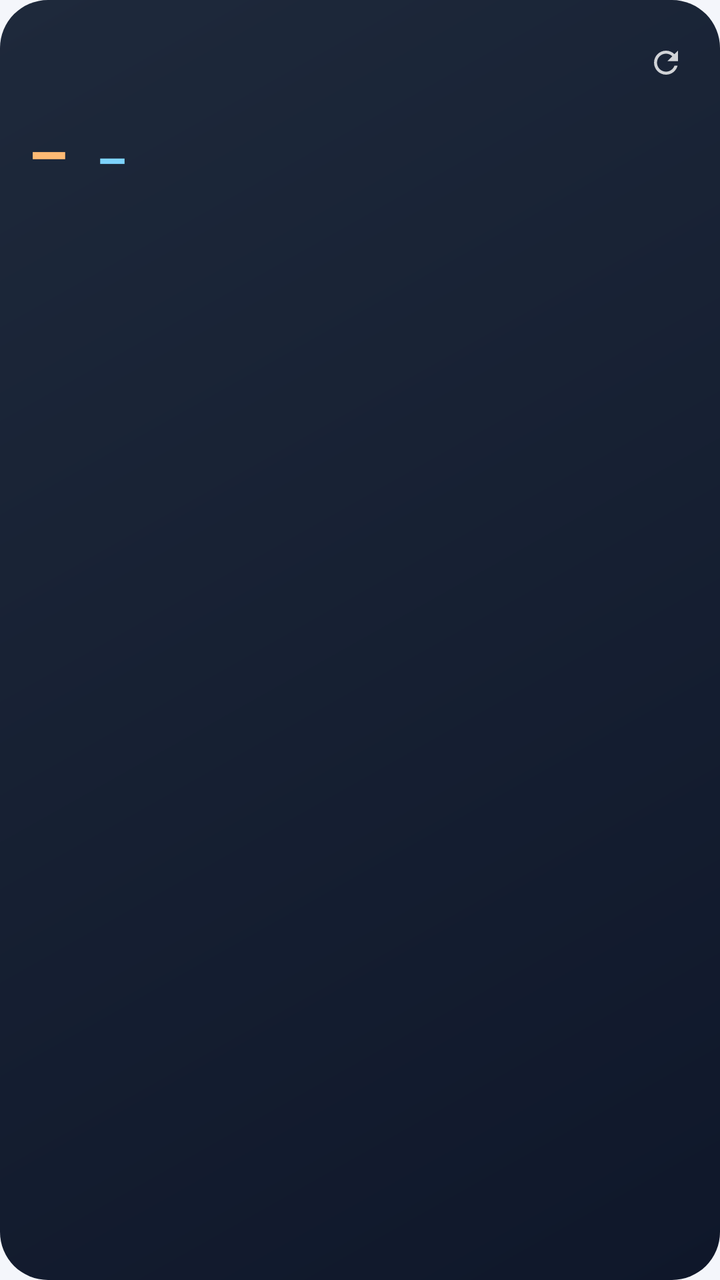
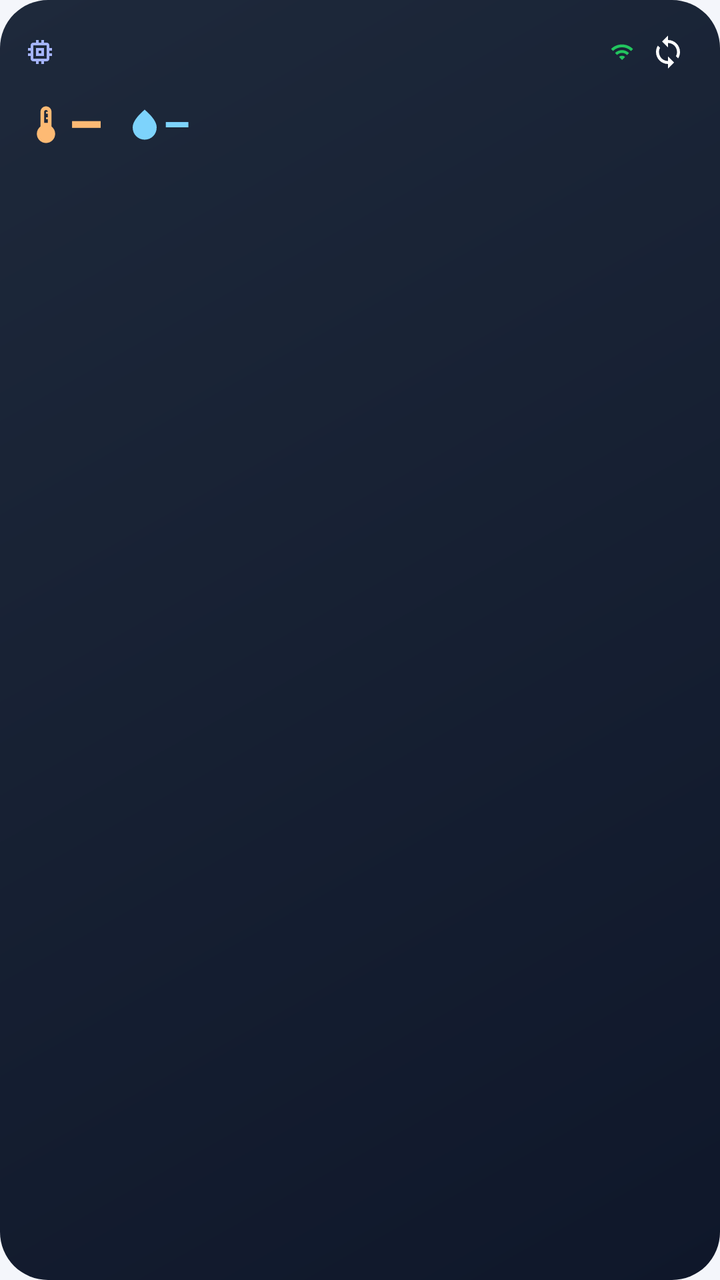

The first picture is an Android layout as it rendered before a commit; the second is the same layout after the commit. The layout source and the unified diff follow.
<!-- AndroidManifest.xml: application theme AppTheme -->
<!-- res/layout/widget_04.xml -->
<?xml version="1.0" encoding="utf-8"?>
<LinearLayout xmlns:android="http://schemas.android.com/apk/res/android" android:id="@+id/root" android:layout_width="match_parent" android:layout_height="match_parent"
    android:orientation="vertical" android:padding="14dp" android:background="@drawable/bg_dark">
    <LinearLayout android:layout_width="match_parent" android:layout_height="wrap_content" android:gravity="center_vertical">
        <LinearLayout android:layout_width="0dp" android:layout_weight="1" android:layout_height="wrap_content" android:orientation="vertical">
            <TextView android:id="@+id/tName" android:layout_width="match_parent" android:layout_height="wrap_content"
                android:textColor="#FFFFFFFF" android:textSize="15sp" android:textStyle="bold" android:maxLines="1" android:ellipsize="end" />
            <TextView android:id="@+id/tLocation" android:layout_width="match_parent" android:layout_height="wrap_content"
                android:textColor="#99FFFFFF" android:textSize="11sp" android:maxLines="1" android:ellipsize="end" />
        </LinearLayout>
        <TextView android:id="@+id/tStatus" android:layout_width="wrap_content" android:layout_height="wrap_content"
            android:textSize="11sp" android:textStyle="bold" android:textColor="#FF22C55E" />
        <ImageView android:id="@+id/btnRefresh" android:layout_width="26dp" android:layout_height="26dp" android:padding="4dp" android:src="@drawable/ic_refresh" android:contentDescription="Obnoviť" />
    </LinearLayout>
    <LinearLayout android:layout_width="match_parent" android:layout_height="wrap_content" android:layout_marginTop="6dp" android:gravity="bottom">
        <TextView android:id="@+id/tTemp" android:layout_width="wrap_content" android:layout_height="wrap_content"
            android:textColor="#FFFDBA74" android:textSize="32sp" android:textStyle="bold" android:text="–" />
        <TextView android:id="@+id/tHum" android:layout_width="wrap_content" android:layout_height="wrap_content" android:layout_marginStart="14dp"
            android:textColor="#FF7DD3FC" android:textSize="24sp" android:textStyle="bold" android:text="–" />
        <TextView android:id="@+id/tMinMax" android:layout_width="0dp" android:layout_weight="1" android:layout_height="wrap_content" android:gravity="end"
            android:layout_marginBottom="4dp" android:textColor="#AAFFFFFF" android:textSize="11sp" android:maxLines="2" />
    </LinearLayout>
    <ImageView android:id="@+id/imgChart" android:layout_width="match_parent" android:layout_height="0dp" android:layout_weight="1"
        android:layout_marginTop="4dp" android:scaleType="fitXY" />
    <TextView android:id="@+id/tUpdated" android:layout_width="match_parent" android:layout_height="wrap_content"
        android:textColor="#77FFFFFF" android:textSize="10sp" android:gravity="end" />
</LinearLayout>
<!-- resources referenced by this layout -->
<resources>
  <!-- drawable ic_refresh (drawable) -->
  <?xml version="1.0" encoding="utf-8"?>
  <vector xmlns:android="http://schemas.android.com/apk/res/android" android:width="24dp" android:height="24dp" android:viewportWidth="24" android:viewportHeight="24">
      <path android:fillColor="#CCFFFFFF" android:pathData="M17.65,6.35C16.2,4.9 14.21,4 12,4c-4.42,0 -7.99,3.58 -7.99,8s3.57,8 7.99,8c3.73,0 6.84,-2.55 7.73,-6h-2.08c-0.82,2.33 -3.04,4 -5.65,4 -3.31,0 -6,-2.69 -6,-6s2.69,-6 6,-6c1.66,0 3.14,0.69 4.22,1.78L13,11h7V4l-2.35,2.35z" />
  </vector>
  <!-- unchanged entries left out for length: 2 -->
</resources>

<!-- the commit's change to res/layout/widget_04.xml (unified diff, before → after) -->
@@ -1,27 +1,49 @@
 <?xml version="1.0" encoding="utf-8"?>
-<LinearLayout xmlns:android="http://schemas.android.com/apk/res/android" android:id="@+id/root" android:layout_width="match_parent" android:layout_height="match_parent"
-    android:orientation="vertical" android:padding="14dp" android:background="@drawable/bg_dark">
-    <LinearLayout android:layout_width="match_parent" android:layout_height="wrap_content" android:gravity="center_vertical">
-        <LinearLayout android:layout_width="0dp" android:layout_weight="1" android:layout_height="wrap_content" android:orientation="vertical">
-            <TextView android:id="@+id/tName" android:layout_width="match_parent" android:layout_height="wrap_content"
-                android:textColor="#FFFFFFFF" android:textSize="15sp" android:textStyle="bold" android:maxLines="1" android:ellipsize="end" />
-            <TextView android:id="@+id/tLocation" android:layout_width="match_parent" android:layout_height="wrap_content"
-                android:textColor="#99FFFFFF" android:textSize="11sp" android:maxLines="1" android:ellipsize="end" />
-        </LinearLayout>
-        <TextView android:id="@+id/tStatus" android:layout_width="wrap_content" android:layout_height="wrap_content"
-            android:textSize="11sp" android:textStyle="bold" android:textColor="#FF22C55E" />
-        <ImageView android:id="@+id/btnRefresh" android:layout_width="26dp" android:layout_height="26dp" android:padding="4dp" android:src="@drawable/ic_refresh" android:contentDescription="Obnoviť" />
-    </LinearLayout>
-    <LinearLayout android:layout_width="match_parent" android:layout_height="wrap_content" android:layout_marginTop="6dp" android:gravity="bottom">
-        <TextView android:id="@+id/tTemp" android:layout_width="wrap_content" android:layout_height="wrap_content"
-            android:textColor="#FFFDBA74" android:textSize="32sp" android:textStyle="bold" android:text="–" />
-        <TextView android:id="@+id/tHum" android:layout_width="wrap_content" android:layout_height="wrap_content" android:layout_marginStart="14dp"
-            android:textColor="#FF7DD3FC" android:textSize="24sp" android:textStyle="bold" android:text="–" />
-        <TextView android:id="@+id/tMinMax" android:layout_width="0dp" android:layout_weight="1" android:layout_height="wrap_content" android:gravity="end"
-            android:layout_marginBottom="4dp" android:textColor="#AAFFFFFF" android:textSize="11sp" android:maxLines="2" />
-    </LinearLayout>
-    <ImageView android:id="@+id/imgChart" android:layout_width="match_parent" android:layout_height="0dp" android:layout_weight="1"
-        android:layout_marginTop="4dp" android:scaleType="fitXY" />
-    <TextView android:id="@+id/tUpdated" android:layout_width="match_parent" android:layout_height="wrap_content"
-        android:textColor="#77FFFFFF" android:textSize="10sp" android:gravity="end" />
+<LinearLayout xmlns:android="http://schemas.android.com/apk/res/android" android:id="@+id/root" android:layout_width="match_parent" android:layout_height="match_parent" android:orientation="vertical" android:gravity="top" android:padding="12dp" android:background="@drawable/bg_dark">
+<LinearLayout android:layout_width="match_parent" android:layout_height="wrap_content" android:orientation="horizontal" android:gravity="center_vertical">
+  <ImageView android:layout_width="16dp" android:layout_height="16dp" android:layout_marginEnd="6dp" android:src="@drawable/ic_sensor" android:tint="#FFA5B4FC" android:importantForAccessibility="no" />
+  <LinearLayout android:layout_width="0dp" android:layout_weight="1" android:layout_height="wrap_content" android:orientation="vertical"><TextView android:id="@+id/tName" android:layout_width="match_parent" android:layout_height="wrap_content" android:textColor="#FFFFFFFF" android:textSize="14sp" android:textStyle="bold" android:maxLines="1" android:ellipsize="end" android:includeFontPadding="false" /><TextView android:id="@+id/tLocation" android:layout_width="match_parent" android:layout_height="wrap_content" android:textColor="#99FFFFFF" android:textSize="10sp" android:maxLines="1" android:ellipsize="end" android:includeFontPadding="false" /></LinearLayout>
+  <ImageView android:id="@+id/iStatus" android:layout_width="12dp" android:layout_height="12dp" android:layout_marginEnd="3dp" android:src="@drawable/ic_wifi" android:tint="#FF22C55E" android:importantForAccessibility="no" />
+  <TextView android:id="@+id/tStatus" android:layout_width="wrap_content" android:layout_height="wrap_content" android:textColor="#FF22C55E" android:textSize="10sp" android:textStyle="bold" android:maxLines="1" android:ellipsize="end" android:includeFontPadding="false" />
+  <ImageView android:id="@+id/btnRefresh" android:layout_width="28dp" android:layout_height="28dp" android:padding="5dp" android:src="@drawable/ic_sync" android:tint="#CCFFFFFF" android:contentDescription="Obnoviť" />
 </LinearLayout>
+<LinearLayout android:layout_width="match_parent" android:layout_height="wrap_content" android:orientation="horizontal" android:gravity="center_vertical" android:layout_marginTop="6dp">
+  <ImageView android:layout_width="22dp" android:layout_height="22dp" android:src="@drawable/ic_thermo" android:tint="#FFFDBA74" android:importantForAccessibility="no" />
+  <TextView android:id="@+id/tTemp" android:layout_width="wrap_content" android:layout_height="wrap_content" android:textColor="#FFFDBA74" android:textSize="28sp" android:textStyle="bold" android:maxLines="1" android:ellipsize="end" android:includeFontPadding="false" android:text="–" android:fontFamily="sans-serif-medium" />
+  <ImageView android:layout_width="18dp" android:layout_height="18dp" android:layout_marginStart="12dp" android:src="@drawable/ic_drop" android:tint="#FF7DD3FC" android:importantForAccessibility="no" />
+  <TextView android:id="@+id/tHum" android:layout_width="wrap_content" android:layout_height="wrap_content" android:textColor="#FF7DD3FC" android:textSize="22sp" android:textStyle="bold" android:maxLines="1" android:ellipsize="end" android:includeFontPadding="false" android:text="–" android:fontFamily="sans-serif-medium" />
+  <TextView android:id="@+id/tTrend" android:layout_width="0dp" android:layout_height="wrap_content" android:textColor="#AAFFFFFF" android:textSize="10sp" android:maxLines="1" android:ellipsize="end" android:includeFontPadding="false" android:layout_weight="1" android:gravity="end" />
+</LinearLayout>
+<ImageView android:id="@+id/imgChart" android:layout_width="match_parent" android:layout_height="0dp" android:layout_weight="1" android:minHeight="24dp" android:layout_marginTop="4dp" android:scaleType="fitXY" />
+<include layout="@layout/widget_info_block" />
+</LinearLayout>
+<!-- res/layout/widget_info_block.xml (included above) -->
+<?xml version="1.0" encoding="utf-8"?>
+<LinearLayout xmlns:android="http://schemas.android.com/apk/res/android" android:id="@+id/infoBlock" android:layout_width="match_parent" android:layout_height="wrap_content" android:orientation="vertical" android:layout_marginTop="4dp">
+<LinearLayout android:id="@+id/rowPlace" android:layout_width="match_parent" android:layout_height="wrap_content" android:orientation="horizontal" android:gravity="center_vertical" android:visibility="gone" android:layout_marginTop="2dp">
+  <ImageView android:layout_width="11dp" android:layout_height="11dp" android:layout_marginEnd="4dp" android:src="@drawable/ic_place" android:tint="#CCFFFFFF" android:importantForAccessibility="no" />
+  <TextView android:id="@+id/tPlace" android:layout_width="0dp" android:layout_height="wrap_content" android:textColor="#DDFFFFFF" android:textSize="10sp" android:maxLines="1" android:ellipsize="end" android:includeFontPadding="false" android:layout_weight="1" />
+</LinearLayout>
+<LinearLayout android:id="@+id/rowClock" android:layout_width="match_parent" android:layout_height="wrap_content" android:orientation="horizontal" android:gravity="center_vertical" android:visibility="gone" android:layout_marginTop="2dp">
+  <LinearLayout android:id="@+id/grpTime" android:layout_width="wrap_content" android:layout_height="wrap_content" android:gravity="center_vertical" android:layout_marginEnd="8dp">
+    <ImageView android:layout_width="11dp" android:layout_height="11dp" android:layout_marginEnd="4dp" android:src="@drawable/ic_clock" android:tint="#CCFFFFFF" android:importantForAccessibility="no" />
+    <TextClock android:id="@+id/clockTime" android:layout_width="wrap_content" android:layout_height="wrap_content" android:format24Hour="HH:mm" android:format12Hour="HH:mm" android:textColor="#FFFFFFFF" android:textSize="11sp" android:textStyle="bold" android:includeFontPadding="false" />
+  </LinearLayout>
+  <LinearLayout android:id="@+id/grpDate" android:layout_width="0dp" android:layout_weight="1" android:layout_height="wrap_content" android:gravity="center_vertical">
+    <ImageView android:layout_width="11dp" android:layout_height="11dp" android:layout_marginEnd="4dp" android:src="@drawable/ic_calendar" android:tint="#CCFFFFFF" android:importantForAccessibility="no" />
+    <TextClock android:id="@+id/clockDate" android:layout_width="wrap_content" android:layout_height="wrap_content" android:format24Hour="EEE d. MMM yyyy" android:format12Hour="EEE d. MMM yyyy" android:textColor="#DDFFFFFF" android:textSize="10sp" android:maxLines="1" android:includeFontPadding="false" />
+  </LinearLayout>
+</LinearLayout>
+<LinearLayout android:id="@+id/rowExtra" android:layout_width="match_parent" android:layout_height="wrap_content" android:orientation="horizontal" android:gravity="center_vertical" android:visibility="gone" android:layout_marginTop="2dp">
+  <ImageView android:layout_width="11dp" android:layout_height="11dp" android:layout_marginEnd="4dp" android:src="@drawable/ic_mood" android:tint="#CCFFFFFF" android:importantForAccessibility="no" />
+  <TextView android:id="@+id/tExtra" android:layout_width="0dp" android:layout_height="wrap_content" android:textColor="#DDFFFFFF" android:textSize="10sp" android:maxLines="1" android:ellipsize="end" android:includeFontPadding="false" android:layout_weight="1" />
+</LinearLayout>
+<LinearLayout android:id="@+id/rowToday" android:layout_width="match_parent" android:layout_height="wrap_content" android:orientation="horizontal" android:gravity="center_vertical" android:visibility="gone" android:layout_marginTop="2dp">
+  <ImageView android:layout_width="11dp" android:layout_height="11dp" android:layout_marginEnd="4dp" android:src="@drawable/ic_chart" android:tint="#CCFFFFFF" android:importantForAccessibility="no" />
+  <TextView android:id="@+id/tToday" android:layout_width="0dp" android:layout_height="wrap_content" android:textColor="#DDFFFFFF" android:textSize="10sp" android:maxLines="1" android:ellipsize="end" android:includeFontPadding="false" android:layout_weight="1" />
+</LinearLayout>
+<LinearLayout android:id="@+id/rowUpdated" android:layout_width="match_parent" android:layout_height="wrap_content" android:orientation="horizontal" android:gravity="center_vertical" android:visibility="gone" android:layout_marginTop="2dp">
+  <ImageView android:layout_width="11dp" android:layout_height="11dp" android:layout_marginEnd="4dp" android:src="@drawable/ic_sync" android:tint="#AAFFFFFF" android:importantForAccessibility="no" />
+  <TextView android:id="@+id/tUpdatedAt" android:layout_width="0dp" android:layout_height="wrap_content" android:textColor="#AAFFFFFF" android:textSize="10sp" android:maxLines="1" android:ellipsize="end" android:includeFontPadding="false" android:layout_weight="1" />
+</LinearLayout>
+</LinearLayout>
<!-- resource entries referenced after the edit -->
@@ -1,9 +1,54 @@
 <!-- resources referenced by this layout -->
 <resources>
-  <!-- drawable ic_refresh (drawable) -->
+  <!-- drawable ic_calendar (drawable) -->
   <?xml version="1.0" encoding="utf-8"?>
   <vector xmlns:android="http://schemas.android.com/apk/res/android" android:width="24dp" android:height="24dp" android:viewportWidth="24" android:viewportHeight="24">
-      <path android:fillColor="#CCFFFFFF" android:pathData="M17.65,6.35C16.2,4.9 14.21,4 12,4c-4.42,0 -7.99,3.58 -7.99,8s3.57,8 7.99,8c3.73,0 6.84,-2.55 7.73,-6h-2.08c-0.82,2.33 -3.04,4 -5.65,4 -3.31,0 -6,-2.69 -6,-6s2.69,-6 6,-6c1.66,0 3.14,0.69 4.22,1.78L13,11h7V4l-2.35,2.35z" />
+      <path android:fillColor="#FFFFFFFF" android:pathData="M19,3h-1V1h-2v2H8V1H6v2H5c-1.11,0 -1.99,0.9 -1.99,2L3,19c0,1.1 0.89,2 2,2h14c1.1,0 2,-0.9 2,-2V5c0,-1.1 -0.9,-2 -2,-2zM19,19H5V8h14v11zM7,10h5v5H7z" />
+  </vector>
+  <!-- drawable ic_chart (drawable) -->
+  <?xml version="1.0" encoding="utf-8"?>
+  <vector xmlns:android="http://schemas.android.com/apk/res/android" android:width="24dp" android:height="24dp" android:viewportWidth="24" android:viewportHeight="24">
+      <path android:fillColor="#FFFFFFFF" android:pathData="M3.5,18.49l6,-6.01 4,4L22,6.92l-1.41,-1.41 -7.09,7.97 -4,-4L2,16.99z" />
+  </vector>
+  <!-- drawable ic_clock (drawable) -->
+  <?xml version="1.0" encoding="utf-8"?>
+  <vector xmlns:android="http://schemas.android.com/apk/res/android" android:width="24dp" android:height="24dp" android:viewportWidth="24" android:viewportHeight="24">
+      <path android:fillColor="#FFFFFFFF" android:pathData="M11.99,2C6.47,2 2,6.48 2,12s4.47,10 9.99,10C17.52,22 22,17.52 22,12S17.52,2 11.99,2zM12,20c-4.42,0 -8,-3.58 -8,-8s3.58,-8 8,-8 8,3.58 8,8 -3.58,8 -8,8zM12.5,7H11v6l5.25,3.15 0.75,-1.23 -4.5,-2.67z" />
+  </vector>
+  <!-- drawable ic_drop (drawable) -->
+  <?xml version="1.0" encoding="utf-8"?>
+  <vector xmlns:android="http://schemas.android.com/apk/res/android" android:width="24dp" android:height="24dp" android:viewportWidth="24" android:viewportHeight="24">
+      <path android:fillColor="#FFFFFFFF" android:pathData="M12,2c-5.33,4.55 -8,8.48 -8,11.8c0,4.98 3.8,8.2 8,8.2s8,-3.22 8,-8.2C20,10.48 17.33,6.55 12,2z" />
+  </vector>
+  <!-- drawable ic_mood (drawable) -->
+  <?xml version="1.0" encoding="utf-8"?>
+  <vector xmlns:android="http://schemas.android.com/apk/res/android" android:width="24dp" android:height="24dp" android:viewportWidth="24" android:viewportHeight="24">
+      <path android:fillColor="#FFFFFFFF" android:pathData="M11.99,2C6.47,2 2,6.48 2,12s4.47,10 9.99,10C17.52,22 22,17.52 22,12S17.52,2 11.99,2zM12,20c-4.42,0 -8,-3.58 -8,-8s3.58,-8 8,-8 8,3.58 8,8 -3.58,8 -8,8zM15.5,11c0.83,0 1.5,-0.67 1.5,-1.5S16.33,8 15.5,8 14,8.67 14,9.5s0.67,1.5 1.5,1.5zM8.5,11c0.83,0 1.5,-0.67 1.5,-1.5S9.33,8 8.5,8 7,8.67 7,9.5 7.67,11 8.5,11zM12,17.5c2.33,0 4.31,-1.46 5.11,-3.5H6.89c0.8,2.04 2.78,3.5 5.11,3.5z" />
+  </vector>
+  <!-- drawable ic_place (drawable) -->
+  <?xml version="1.0" encoding="utf-8"?>
+  <vector xmlns:android="http://schemas.android.com/apk/res/android" android:width="24dp" android:height="24dp" android:viewportWidth="24" android:viewportHeight="24">
+      <path android:fillColor="#FFFFFFFF" android:pathData="M12,2C8.13,2 5,5.13 5,9c0,5.25 7,13 7,13s7,-7.75 7,-13c0,-3.87 -3.13,-7 -7,-7zM12,11.5c-1.38,0 -2.5,-1.12 -2.5,-2.5s1.12,-2.5 2.5,-2.5 2.5,1.12 2.5,2.5 -1.12,2.5 -2.5,2.5z" />
+  </vector>
+  <!-- drawable ic_sensor (drawable) -->
+  <?xml version="1.0" encoding="utf-8"?>
+  <vector xmlns:android="http://schemas.android.com/apk/res/android" android:width="24dp" android:height="24dp" android:viewportWidth="24" android:viewportHeight="24">
+      <path android:fillColor="#FFFFFFFF" android:pathData="M15,9H9v6h6V9zM13,13h-2v-2h2v2zM21,11V9h-2V7c0,-1.1 -0.9,-2 -2,-2h-2V3h-2v2h-2V3H9v2H7c-1.1,0 -2,0.9 -2,2v2H3v2h2v2H3v2h2v2c0,1.1 0.9,2 2,2h2v2h2v-2h2v2h2v-2h2c1.1,0 2,-0.9 2,-2v-2h2v-2h-2v-2h2zM17,17H7V7h10v10z" />
+  </vector>
+  <!-- drawable ic_sync (drawable) -->
+  <?xml version="1.0" encoding="utf-8"?>
+  <vector xmlns:android="http://schemas.android.com/apk/res/android" android:width="24dp" android:height="24dp" android:viewportWidth="24" android:viewportHeight="24">
+      <path android:fillColor="#FFFFFFFF" android:pathData="M12,4V1L8,5l4,4V6c3.31,0 6,2.69 6,6 0,1.01 -0.25,1.97 -0.7,2.8l1.46,1.46C19.54,15.03 20,13.57 20,12c0,-4.42 -3.58,-8 -8,-8zM12,18c-3.31,0 -6,-2.69 -6,-6 0,-1.01 0.25,-1.97 0.7,-2.8L5.24,7.74C4.46,8.97 4,10.43 4,12c0,4.42 3.58,8 8,8v3l4,-4 -4,-4v3z" />
+  </vector>
+  <!-- drawable ic_thermo (drawable) -->
+  <?xml version="1.0" encoding="utf-8"?>
+  <vector xmlns:android="http://schemas.android.com/apk/res/android" android:width="24dp" android:height="24dp" android:viewportWidth="24" android:viewportHeight="24">
+      <path android:fillColor="#FFFFFFFF" android:pathData="M15,13V5c0,-1.66 -1.34,-3 -3,-3S9,3.34 9,5v8c-1.21,0.91 -2,2.37 -2,4 0,2.76 2.24,5 5,5s5,-2.24 5,-5c0,-1.63 -0.79,-3.09 -2,-4zM11,5c0,-0.55 0.45,-1 1,-1s1,0.45 1,1h-1v1h1v2h-1v1h1v2h-2V5z" />
+  </vector>
+  <!-- drawable ic_wifi (drawable) -->
+  <?xml version="1.0" encoding="utf-8"?>
+  <vector xmlns:android="http://schemas.android.com/apk/res/android" android:width="24dp" android:height="24dp" android:viewportWidth="24" android:viewportHeight="24">
+      <path android:fillColor="#FFFFFFFF" android:pathData="M1,9l2,2c4.97,-4.97 13.03,-4.97 18,0l2,-2C16.93,2.93 7.08,2.93 1,9zM9,17l3,3 3,-3c-1.65,-1.66 -4.34,-1.66 -6,0zM5,13l2,2c2.76,-2.76 7.24,-2.76 10,0l2,-2C15.14,9.14 8.87,9.14 5,13z" />
   </vector>
   <!-- unchanged entries left out for length: 2 -->
 </resources>
